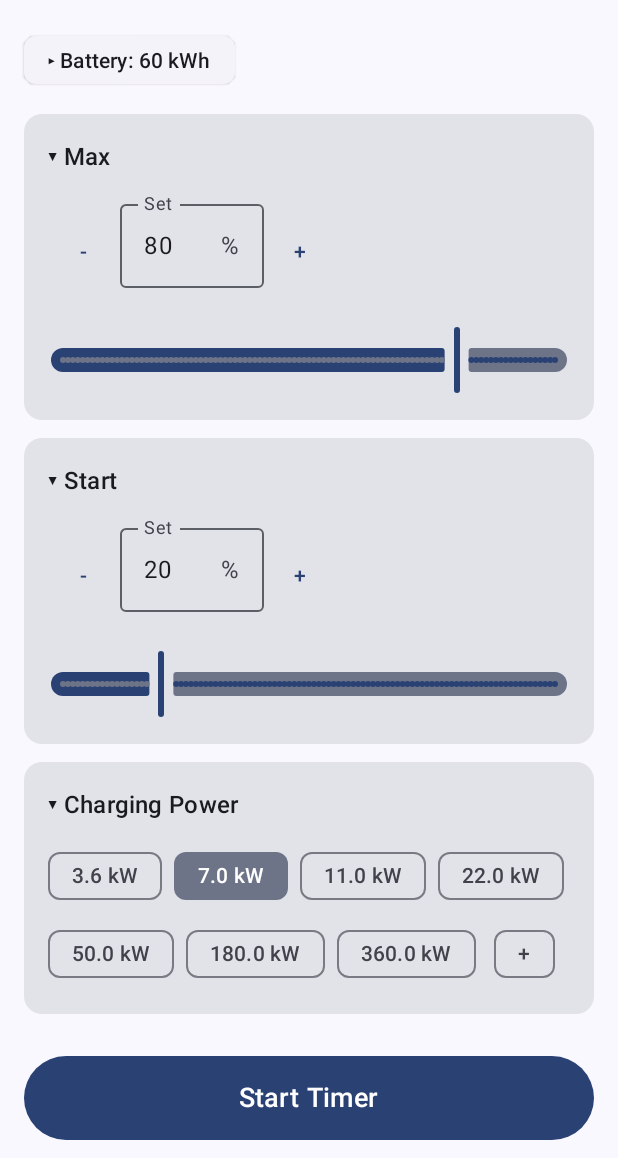
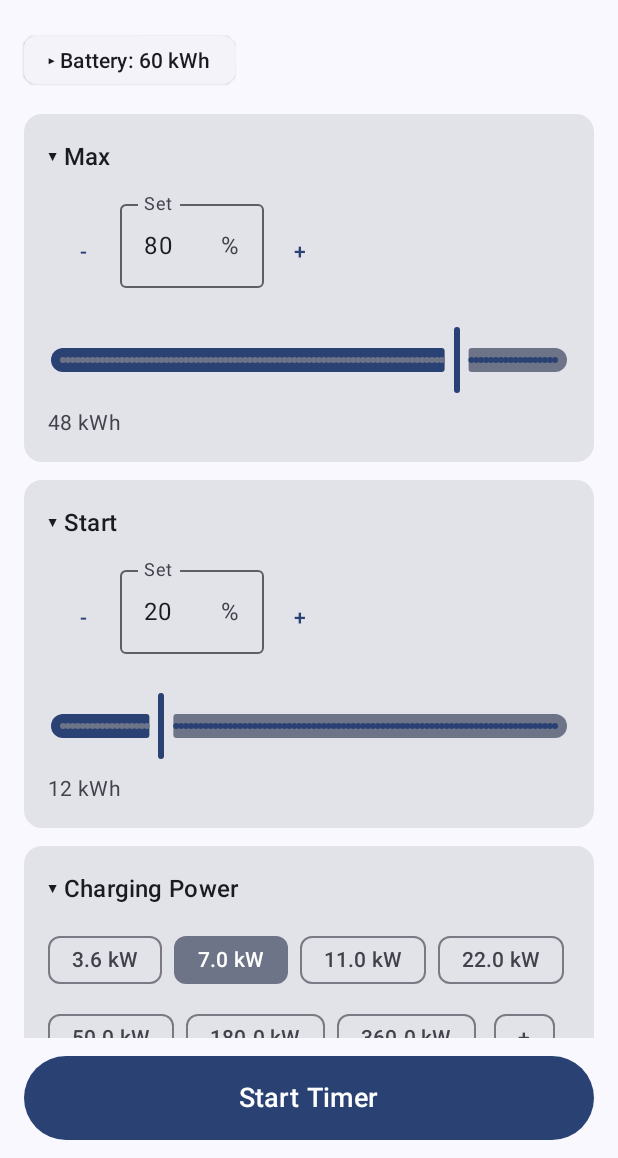
Before and after one commit to anod/charging-timer-ev, an Android app built with Jetpack Compose: the composable ConfigurationScreen shown on its own in the app's theme, after a tap on an icon or button, on a phone screen of 412 x 824 dp, the part 78-1236 px from its top. Run offline under Robolectric (Android 15) with nearby library versions, the phone set to English and light mode, and no system bars; libraries missing offline, so code that uses them is left out: info.anodsplace.permissions; 6 statements that could not run were skipped.

Commit message:
Add kWh display near start percentage on configuration screen
Co-authored-by: anod <171704+anod@users.noreply.github.com>

```diff
--- a/composeApp/src/commonMain/kotlin/info/anodsplace/evtimer/ui/ConfigurationScreen.kt
+++ b/composeApp/src/commonMain/kotlin/info/anodsplace/evtimer/ui/ConfigurationScreen.kt
@@ -113,11 +113,13 @@ fun ConfigurationScreen(
                     initiallyExpanded = false,
                     modifier = Modifier
                 ) {
+                    val maxKwh = ChargingCalculator.calculateKwh(settings.batteryCapacity, settings.maxPercent)
                     PercentageSettingContent(
                         label = "Max",
                         value = viewState.settings.maxPercent,
                         valueRange = 0..100,
-                        onValueChange = { onEvent(ChargingViewEvent.UpdateMaxPercent(it)) }
+                        onValueChange = { onEvent(ChargingViewEvent.UpdateMaxPercent(it)) },
+                        additionalInfo = "$maxKwh kWh"
                     )
                 }
 
@@ -132,11 +134,13 @@ fun ConfigurationScreen(
                     initiallyExpanded = true,
                     modifier = Modifier
                 ) {
+                    val startKwh = ChargingCalculator.calculateKwh(settings.batteryCapacity, settings.startPercent)
                     PercentageSettingContent(
                         label = "Start",
                         value = viewState.settings.startPercent,
                         valueRange = 0..100,
-                        onValueChange = { onEvent(ChargingViewEvent.UpdateStartPercent(it)) }
+                        onValueChange = { onEvent(ChargingViewEvent.UpdateStartPercent(it)) },
+                        additionalInfo = "$startKwh kWh"
                     )
                 }
 
--- a/composeApp/src/commonMain/kotlin/info/anodsplace/evtimer/ui/PercentageSettingContent.kt
+++ b/composeApp/src/commonMain/kotlin/info/anodsplace/evtimer/ui/PercentageSettingContent.kt
@@ -39,6 +39,7 @@ fun PercentageSettingContent(
     suffix: String = "%",
     unitDescription: String = "percent",
     step: Int = 1,
+    additionalInfo: String? = null,
 ) {
     val haptics = LocalHapticFeedback.current
     var text by remember(value) { mutableStateOf(value.roundToInt().toString()) }
@@ -123,4 +124,12 @@ fun PercentageSettingContent(
         steps = sliderSteps,
         modifier = Modifier.semantics { contentDescription = "$label slider value ${value.roundToInt()} $unitDescription" }
     )
+    if (additionalInfo != null) {
+        Text(
+            text = additionalInfo,
+            style = MaterialTheme.typography.bodyMedium,
+            color = MaterialTheme.colorScheme.onSurfaceVariant,
+            modifier = Modifier.semantics { contentDescription = "$label $additionalInfo" }
+        )
+    }
 }
```
